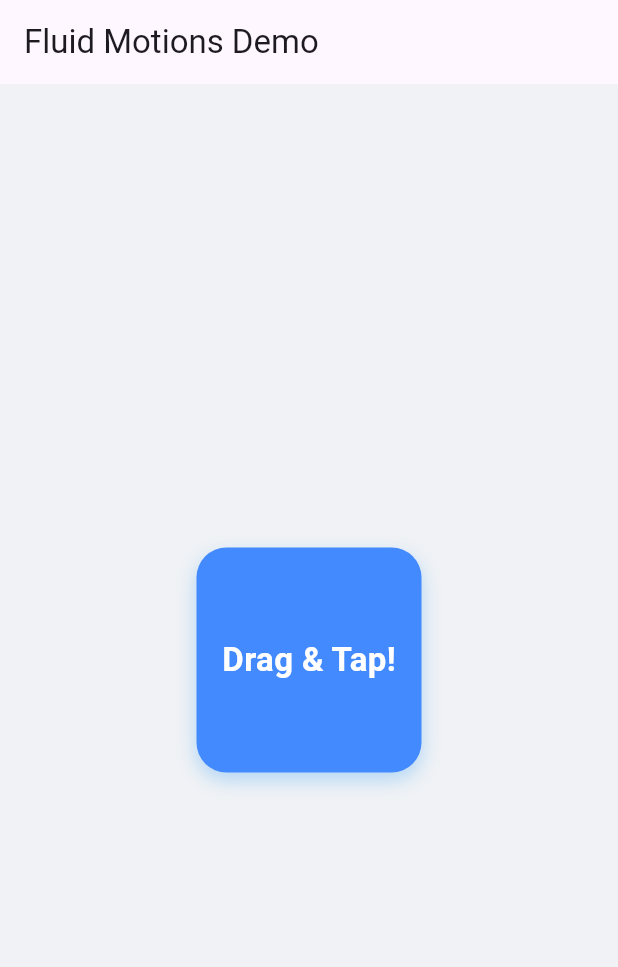
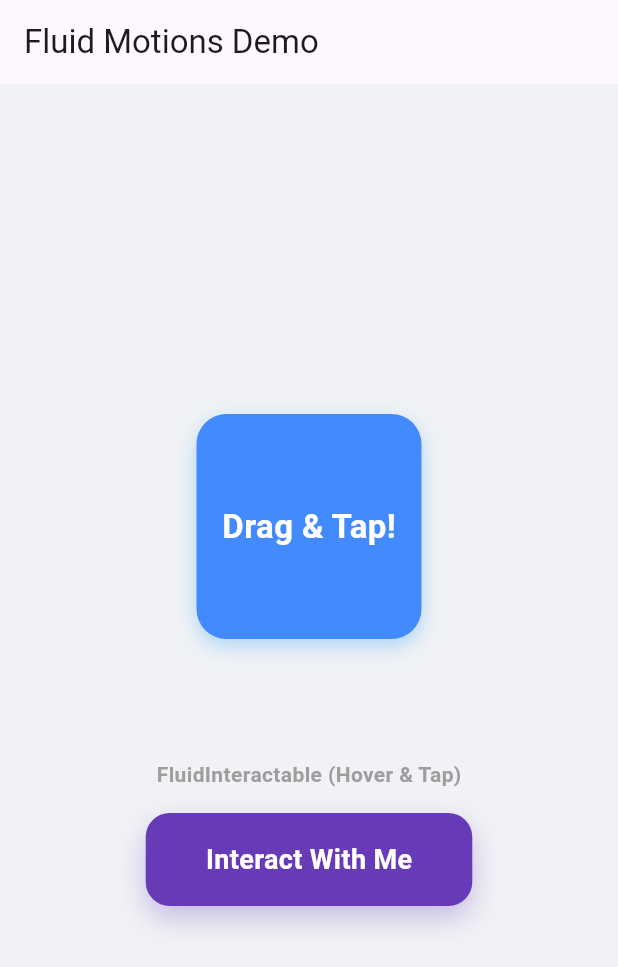
Before and after one commit to DrowLink/fluid_motions, a Flutter app: the screen it shows after launch, on a phone screen of 412 x 824 dp. Shown: the top 967 px of the screen. Run offline on Flutter 3.47's test engine with Material 3 defaults, Android fonts, the phone set to English and light mode, and no system bars.

Commit message:
feat: introduce FluidInteractable widget for spring-based hover and tap animations

```diff
--- a/example/lib/main.dart
+++ b/example/lib/main.dart
@@ -38,8 +38,11 @@ class _ExamplePageState extends State<ExamplePage> {
       backgroundColor: const Color(0xFFF0F2F5),
       appBar: AppBar(title: const Text('Fluid Motions Demo')),
       body: Center(
-        // 1. FluidDraggable
-        child: FluidDraggable(
+        child: Column(
+          mainAxisAlignment: MainAxisAlignment.center,
+          children: [
+            // 1. Existing Demo: FluidDraggable + FluidTransform + FluidContainer
+            FluidDraggable(
               returnSpring: FluidSpringConfig.bouncy(),
               child: GestureDetector(
                 onTap: () {
@@ -47,7 +50,6 @@ class _ExamplePageState extends State<ExamplePage> {
                     _isActive = !_isActive;
                   });
                 },
-            // 2. FluidTransform
                 child: FluidTransform(
                   isActive: _isActive,
                   springConfig: FluidSpringConfig.bouncy(),
@@ -55,7 +57,6 @@ class _ExamplePageState extends State<ExamplePage> {
                   inactiveScale: 1.0,
                   activeRotation: pi / 4,
                   inactiveRotation: 0.0,
-              // 3. FluidContainer
                   child: FluidContainer(
                     isActive: _isActive,
                     springConfig: FluidSpringConfig.bouncy(),
@@ -99,6 +100,48 @@ class _ExamplePageState extends State<ExamplePage> {
                 ),
               ),
             ),
+
+            const SizedBox(height: 80),
+
+            // 2. New Demo: FluidInteractable
+            const Text(
+              "FluidInteractable (Hover & Tap)",
+              style: TextStyle(color: Colors.grey, fontWeight: FontWeight.w600),
+            ),
+            const SizedBox(height: 16),
+            FluidInteractable(
+              onTap: () {
+                debugPrint("Premium button tapped!");
+              },
+              scaleOnHover: 1.05,
+              scaleOnTap: 0.92,
+              offsetOnHover: const Offset(0, -5), // Se eleva al hacer hover
+              springConfig: FluidSpringConfig.bouncy(),
+              child: Container(
+                padding: const EdgeInsets.symmetric(horizontal: 40, vertical: 18),
+                decoration: BoxDecoration(
+                  color: Colors.deepPurple,
+                  borderRadius: BorderRadius.circular(16),
+                  boxShadow: [
+                    BoxShadow(
+                      color: Colors.deepPurple.withValues(alpha: 0.3),
+                      blurRadius: 15,
+                      offset: const Offset(0, 8),
+                    ),
+                  ],
+                ),
+                child: const Text(
+                  "Interact With Me",
+                  style: TextStyle(
+                    color: Colors.white,
+                    fontSize: 18,
+                    fontWeight: FontWeight.bold,
+                  ),
+                ),
+              ),
+            ),
+          ],
+        ),
       ),
     );
   }
--- a/lib/fluid_motions.dart
+++ b/lib/fluid_motions.dart
@@ -27,5 +27,6 @@ library;
 
 export 'src/widgets/fluid_container.dart';
 export 'src/widgets/fluid_draggable.dart';
+export 'src/widgets/fluid_interactable.dart';
 export 'src/core/fluid_spring_config.dart';
 export 'src/widgets/fluid_transform.dart';
--- /dev/null
+++ b/lib/src/widgets/fluid_interactable.dart
@@ -0,0 +1,195 @@
+import 'package:flutter/physics.dart';
+import 'package:flutter/widgets.dart';
+import '../core/fluid_spring_config.dart';
+
+/// A wrapper widget that provides out-of-the-box physical animations for
+/// common user interactions like Tap and Hover.
+///
+/// Instead of managing states manually, [FluidInteractable] handles the logic
+/// and applies continuous spring physics to scale and translation.
+class FluidInteractable extends StatefulWidget {
+  /// Called when the user taps the widget.
+  final VoidCallback? onTap;
+
+  /// Called when the user long-presses the widget.
+  final VoidCallback? onLongPress;
+
+  /// The scale of the widget when hovered (Mouse only).
+  final double scaleOnHover;
+
+  /// The scale of the widget when pressed.
+  final double scaleOnTap;
+
+  /// The default scale of the widget.
+  final double scaleIdle;
+
+  /// The translation offset when hovered (Mouse only).
+  final Offset offsetOnHover;
+
+  /// The translation offset when pressed.
+  final Offset offsetOnTap;
+
+  /// The default translation offset.
+  final Offset offsetIdle;
+
+  /// The physical properties of the spring.
+  final FluidSpringConfig springConfig;
+
+  /// The widget below this widget in the tree.
+  final Widget child;
+
+  const FluidInteractable({
+    super.key,
+    this.onTap,
+    this.onLongPress,
+    this.scaleOnHover = 1.02,
+    this.scaleOnTap = 0.95,
+    this.scaleIdle = 1.0,
+    this.offsetOnHover = Offset.zero,
+    this.offsetOnTap = Offset.zero,
+    this.offsetIdle = Offset.zero,
+    FluidSpringConfig? springConfig,
+    required this.child,
+  }) : springConfig = springConfig ?? const FluidSpringConfig(mass: 1.0, stiffness: 200.0, damping: 20.0);
+
+  @override
+  State<FluidInteractable> createState() => _FluidInteractableState();
+}
+
+class _FluidInteractableState extends State<FluidInteractable> with TickerProviderStateMixin {
+  late AnimationController _scaleController;
+  late AnimationController _dxController;
+  late AnimationController _dyController;
+
+  bool _isHovered = false;
+  bool _isPressed = false;
+
+  @override
+  void initState() {
+    super.initState();
+    // Unbounded controllers allow the value to overshoot past 1.0 or 0.0 naturally.
+    _scaleController = AnimationController.unbounded(vsync: this, value: widget.scaleIdle);
+    _dxController = AnimationController.unbounded(vsync: this, value: widget.offsetIdle.dx);
+    _dyController = AnimationController.unbounded(vsync: this, value: widget.offsetIdle.dy);
+  }
+
+  @override
+  void didUpdateWidget(covariant FluidInteractable oldWidget) {
+    super.didUpdateWidget(oldWidget);
+    // If widget properties changed while idle, animate to the new idle state.
+    if (!_isHovered && !_isPressed) {
+      if (oldWidget.scaleIdle != widget.scaleIdle || oldWidget.offsetIdle != widget.offsetIdle) {
+         _runAnimations();
+      }
+    }
+  }
+
+  @override
+  void dispose() {
+    _scaleController.dispose();
+    _dxController.dispose();
+    _dyController.dispose();
+    super.dispose();
+  }
+
+  /// Calculates the target values based on the current interaction state
+  /// and runs the spring simulation towards those targets.
+  void _runAnimations() {
+    double targetScale = widget.scaleIdle;
+    Offset targetOffset = widget.offsetIdle;
+
+    if (_isPressed) {
+      targetScale = widget.scaleOnTap;
+      targetOffset = widget.offsetOnTap;
+    } else if (_isHovered) {
+      targetScale = widget.scaleOnHover;
+      targetOffset = widget.offsetOnHover;
+    }
+
+    _animateController(_scaleController, targetScale);
+    _animateController(_dxController, targetOffset.dx);
+    _animateController(_dyController, targetOffset.dy);
+  }
+
+  /// Drives an animation controller with a SpringSimulation towards a target value.
+  void _animateController(AnimationController controller, double target) {
+    // If we are already at the target with no velocity, don't trigger a new simulation.
+    // This prevents unnecessary rebuilds.
+    if ((controller.value - target).abs() < 0.001 && controller.velocity.abs() < 0.001) {
+      return;
+    }
+
+    final simulation = SpringSimulation(
+      widget.springConfig.springDescription,
+      controller.value,
+      target,
+      controller.velocity,
+    );
+
+    controller.animateWith(simulation);
+  }
+
+  void _handleHover(bool isHovered) {
+    if (_isHovered != isHovered) {
+      setState(() => _isHovered = isHovered);
+      _runAnimations();
+    }
+  }
+
+  void _handleTapDown(TapDownDetails details) {
+    if (!_isPressed) {
+      setState(() => _isPressed = true);
+      _runAnimations();
+    }
+  }
+
+  void _handleTapUp(TapUpDetails details) {
+    if (_isPressed) {
+      setState(() => _isPressed = false);
+      _runAnimations();
+    }
+    widget.onTap?.call();
+  }
+
+  void _handleTapCancel() {
+    if (_isPressed) {
+      setState(() => _isPressed = false);
+      _runAnimations();
+    }
+  }
+
+  @override
+  Widget build(BuildContext context) {
+    // Determine the hit test behavior. Opaque allows the whole region to be clickable,
+    // even if the child doesn't fill it entirely.
+    final behavior = widget.onTap != null || widget.onLongPress != null
+        ? HitTestBehavior.opaque
+        : HitTestBehavior.deferToChild;
+
+    return MouseRegion(
+      onEnter: (_) => _handleHover(true),
+      onExit: (_) => _handleHover(false),
+      cursor: widget.onTap != null ? SystemMouseCursors.click : MouseCursor.defer,
+      child: GestureDetector(
+        behavior: behavior,
+        onTapDown: widget.onTap != null ? _handleTapDown : null,
+        onTapUp: widget.onTap != null ? _handleTapUp : null,
+        onTapCancel: widget.onTap != null ? _handleTapCancel : null,
+        onLongPress: widget.onLongPress,
+        child: AnimatedBuilder(
+          animation: Listenable.merge([_scaleController, _dxController, _dyController]),
+          builder: (context, child) {
+            return Transform(
+              alignment: Alignment.center,
+              transform: Matrix4.identity()
+                ..multiply(Matrix4.translationValues(_dxController.value, _dyController.value, 0.0))
+                ..multiply(Matrix4.diagonal3Values(_scaleController.value, _scaleController.value, 1.0)),
+              child: child,
+            );
+          },
+          child: widget.child,
+        ),
+      ),
+    );
+  }
+}
```
Also changed, not shown: example/pubspec.lock, 1 other file. Lines whose indentation alone changed are shown as unchanged.
